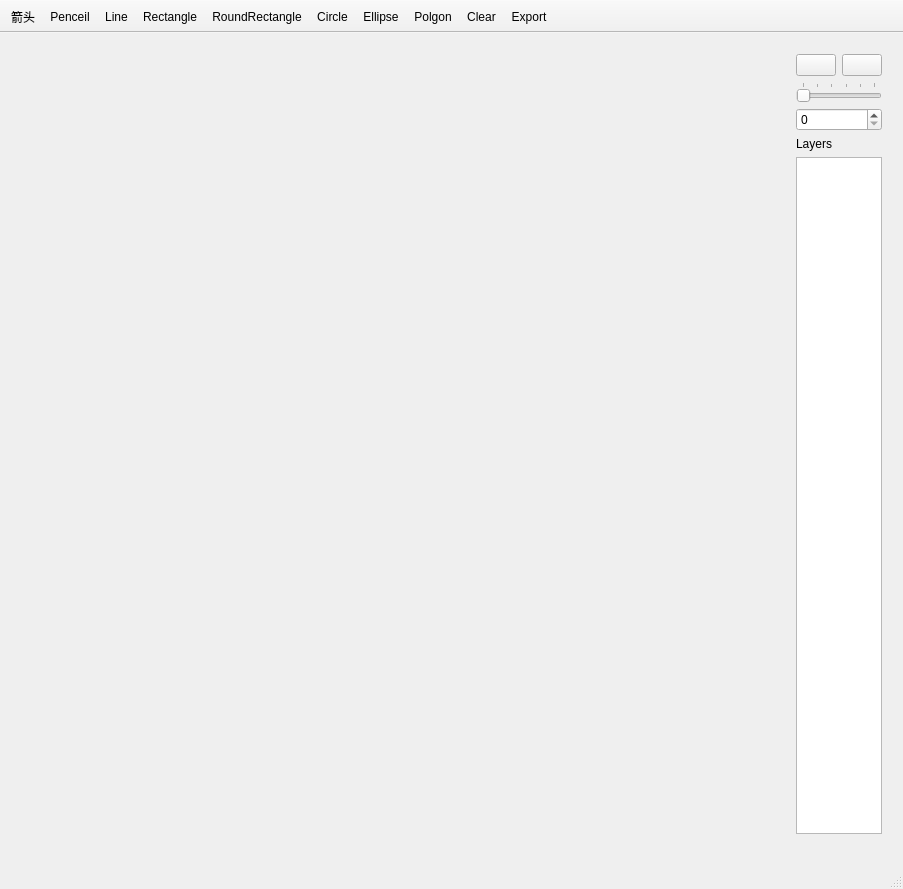
Qt form PaintX/PaintX.ui (ohto-ai/school-course-archives) before a commit.
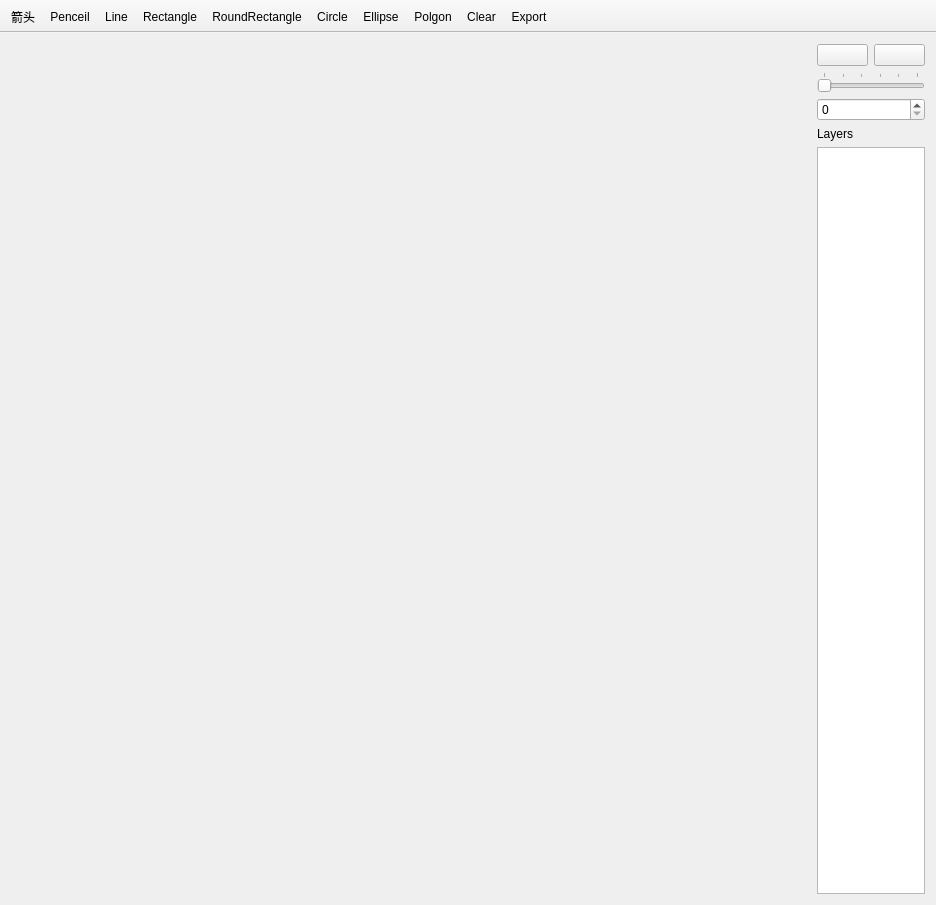
The same form after that commit. Icons and pictures are not drawn.

What changed in the file:
```diff
--- a/PaintX/PaintX.ui
+++ b/PaintX/PaintX.ui
@@ -6,23 +6,16 @@
    <rect>
     <x>0</x>
     <y>0</y>
-    <width>903</width>
-    <height>889</height>
+    <width>936</width>
+    <height>905</height>
    </rect>
   </property>
   <property name="windowTitle">
    <string>PaintX</string>
   </property>
   <widget class="QWidget" name="centralWidget">
-   <widget class="QWidget" name="">
-    <property name="geometry">
-     <rect>
-      <x>10</x>
-      <y>10</y>
-      <width>883</width>
-      <height>802</height>
-     </rect>
-    </property>
+   <layout class="QHBoxLayout" name="horizontalLayout_3">
+    <item>
     <layout class="QHBoxLayout" name="horizontalLayout_2">
      <item>
       <widget class="QWidget" name="sketchpad" native="true">
@@ -87,17 +80,8 @@
       </layout>
      </item>
     </layout>
-   </widget>
-  </widget>
-  <widget class="QMenuBar" name="menuBar">
-   <property name="geometry">
-    <rect>
-     <x>0</x>
-     <y>0</y>
-     <width>903</width>
-     <height>23</height>
-    </rect>
-   </property>
+    </item>
+   </layout>
   </widget>
   <widget class="QToolBar" name="mainToolBar">
    <property name="movable">
@@ -120,7 +104,6 @@
    <addaction name="actionClear"/>
    <addaction name="actionExport"/>
   </widget>
-  <widget class="QStatusBar" name="statusBar"/>
   <action name="actionArrow">
    <property name="icon">
     <iconset resource="PaintX.qrc">
```
Lines whose indentation alone changed are shown as unchanged.
